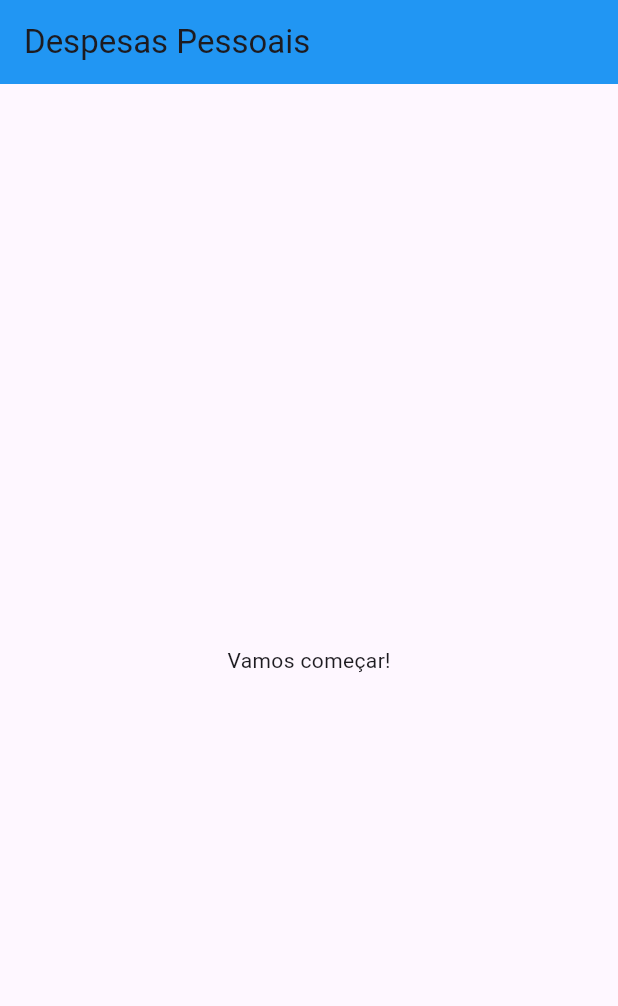
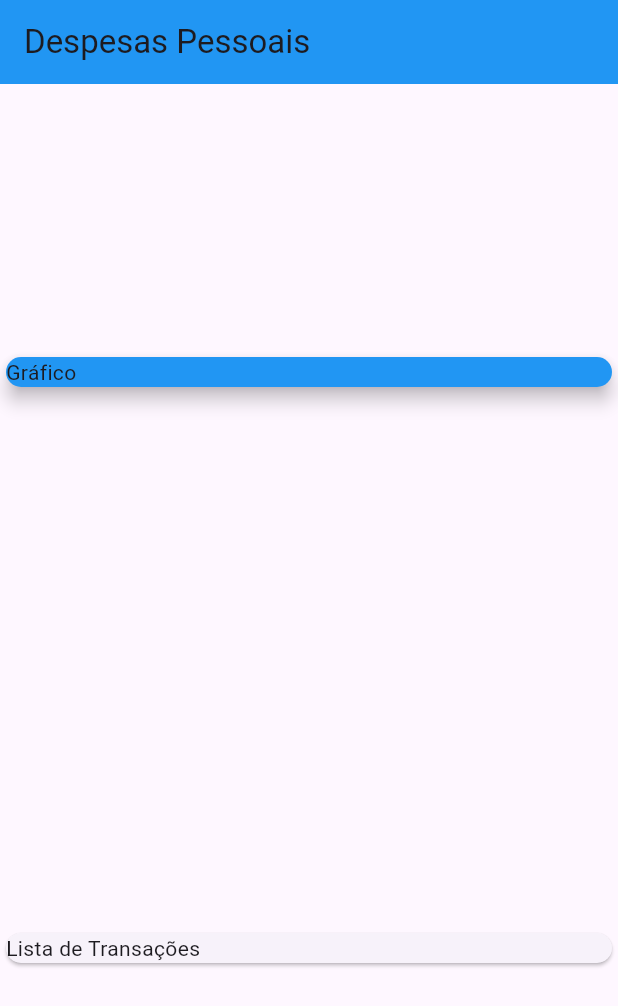
Before and after one commit to Jhon-Henkel/flutter_course_personal_expense_app, a Flutter app: the screen it shows after launch, on a phone screen of 412 x 824 dp. Shown: the top 1006 px of the screen. Run offline on Flutter 3.47's test engine with Material 3 defaults, Android fonts, the phone set to English and light mode, and no system bars.

Commit message:
feat: struturing main page

```diff
--- a/lib/main.dart
+++ b/lib/main.dart
@@ -25,8 +25,21 @@
         backgroundColor: Colors.blue,
         title: const Text('Despesas Pessoais'),
       ),
-      body: const Center(
-        child: Text('Vamos começar!'),
+      body: const Column(
+        mainAxisAlignment: MainAxisAlignment.spaceAround,
+        crossAxisAlignment: CrossAxisAlignment.stretch,
+        children: <Widget>[
+          SizedBox(
+            child: Card(
+              elevation: 5,
+              color: Colors.blue,
+              child: Text('Gráfico'),
+            )
+          ),
+          Card(
+            child: Text('Lista de Transações'),
+          ),
+        ]
       )
     );
   }
```
